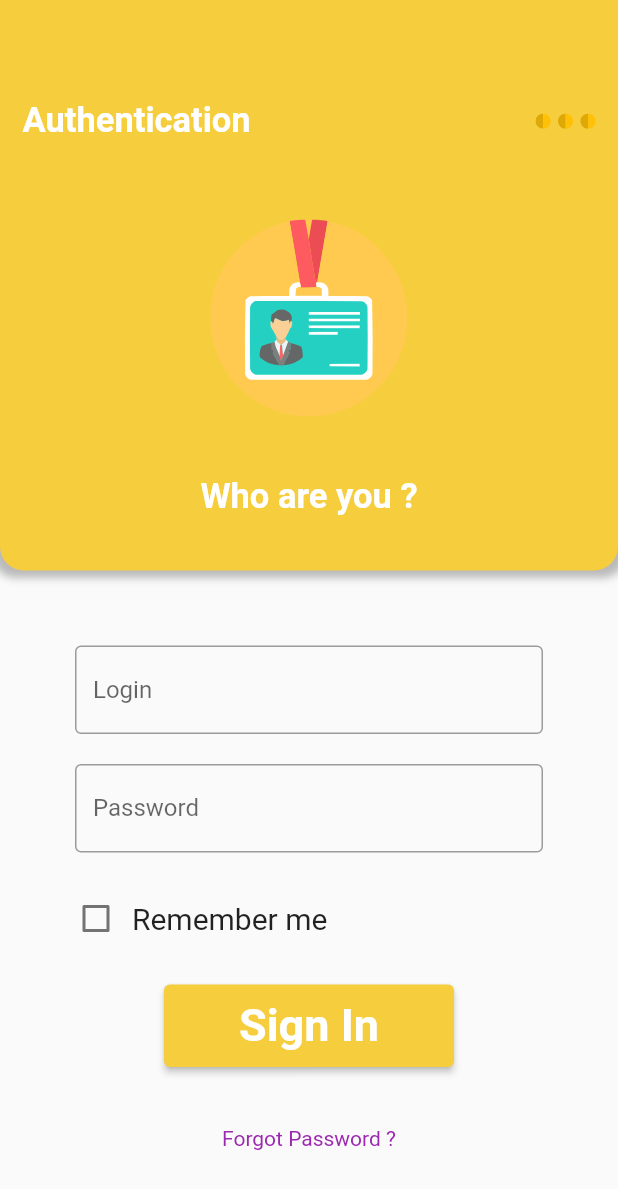
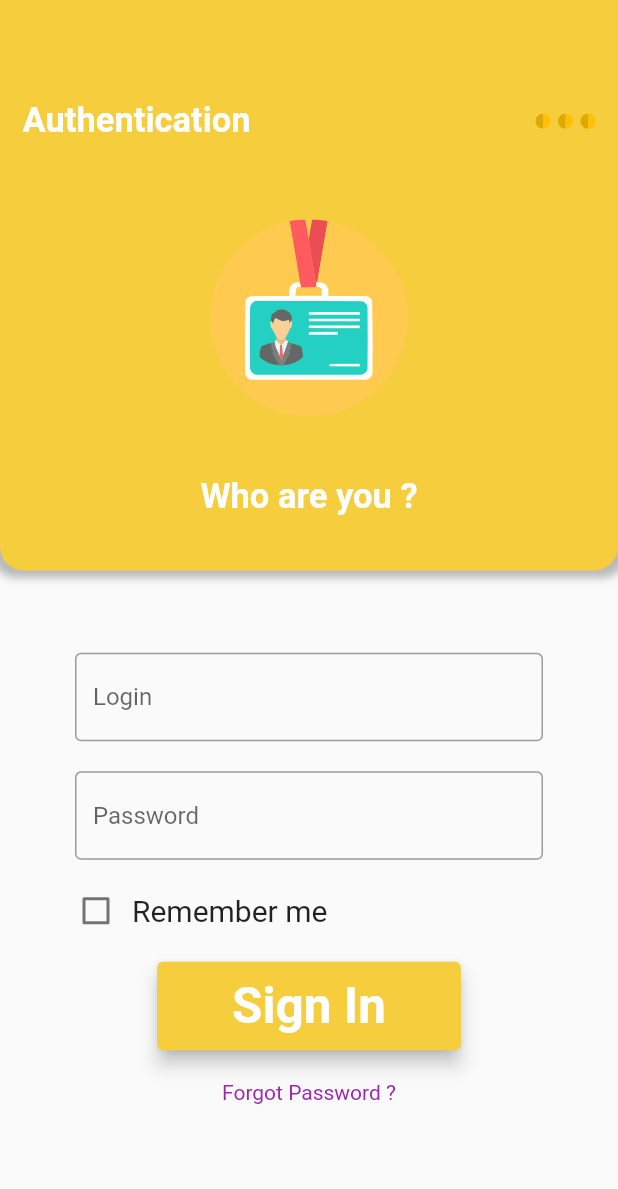
Before and after one commit to XPEHO/YAKI, a Flutter app: the screen it shows after launch, on a phone screen of 412 x 824 dp. Shown: the top 1189 px of the screen. Run offline on Flutter 3.47's test engine with Material 2 defaults, Android fonts, the phone set to English and light mode, and no system bars; our stand-ins replace dio, easy_localization, flutter_riverpod, flutter_svg, go_router, retrofit; missing offline and left inert: crypt; generated files the repository leaves out were written again.

Commit message:
Feat/authentication front (#40)
* feat(authentication): state of checkbox

* feat(authentication): make responsive with other device"

* feat(authentication): making form

* feat(authentication): responsive for other devices

* feat(authentication): generic button and input

* feat(authentication): doc for generic button

* feat(authentication): make responsive

* feat(authentication): doc for generic button

* feat(authentication): inputs works

* feat(authentication): states inputs works

* feat(authentication): make hash for password

* faet(authentication): login connection files

* feat(authentication): authentication works

* feat(authentication): authentication works

* feat(authentication): login works with back

* feat(authentication): logging works with back

* feat(authentication): authentication works with env

* Delete config.json

* feat(authentication): login works with env

---------

Co-authored-by: HAVEZ Maxime <havezmaxime@mbp-de-havez.home>

```diff
--- a/yaki_mobile/assets/translations/fr.json
+++ b/yaki_mobile/assets/translations/fr.json
@@ -6,6 +6,6 @@
   "inputPassword" : "Mot de passe",
   "hintPassword" : "Entrez votre mot de passe",
   "rememberMe" : "Se souvenir de moi",
-  "SignIn" : "Se connecter",
+  "signIn" : "Se connecter",
   "forgotPassword" : "Mot de passe oublié ?"
 }
--- a/yaki_mobile/lib/app.dart
+++ b/yaki_mobile/lib/app.dart
@@ -1,5 +1,6 @@
 import 'package:easy_localization/easy_localization.dart';
 import 'package:flutter/material.dart';
+import 'package:flutter_riverpod/flutter_riverpod.dart';
 import 'package:go_router/go_router.dart';
 
 import 'appRouter.dart';
@@ -11,7 +12,8 @@ class MyApp extends StatelessWidget {
   @override
   Widget build(BuildContext context) {
 
-    return MaterialApp.router(
+    return ProviderScope(
+      child: MaterialApp.router(
         locale: context.locale,
         supportedLocales: context.supportedLocales,
         localizationsDelegates: context.localizationDelegates,
@@ -20,6 +22,7 @@ class MyApp extends StatelessWidget {
           primarySwatch: Colors.blue,
         ),
         routerConfig: appRouter, // Referencing navigation router
+      ),
     );
 
 
--- a/yaki_mobile/lib/appRouter.dart
+++ b/yaki_mobile/lib/appRouter.dart
@@ -1,12 +1,17 @@
+
 import 'package:go_router/go_router.dart';
-import 'Authentification.dart';
+import 'package:yaki/presentation/ui/authentication/logger.dart';
+import 'package:yaki/presentation/ui/authentication/Authentication.dart';
 
 final GoRouter appRouter = GoRouter(
     routes: <GoRoute>[
       GoRoute(
         path: '/',
-        builder: (context, state) => const Authentification(),
-        routes: const [],
+        builder: (context, state) => Authentication(),
       ),
+      GoRoute(
+          path: '/login',
+          builder: (context, state) => logger(),
+      )
     ],
 );
--- /dev/null
+++ b/yaki_mobile/lib/presentation/state/providers/login_provider.dart
@@ -0,0 +1,30 @@
+import 'package:flutter_riverpod/flutter_riverpod.dart';
+import 'package:yaki/data/repositories/login_repository.dart';
+import 'package:yaki/data/sources/login_api.dart';
+import 'package:yaki/presentation/state/notifiers/login_notifier.dart';
+import 'package:dio/dio.dart';
+
+import 'package:yaki/data/models/login.dart';
+
+final dioProvider = Provider((ref) => Dio());
+
+final loginServiceProvider = Provider(
+  (ref) => LoginService(
+    ref.read(
+      dioProvider,
+    ),
+    baseUrl: const String.fromEnvironment('API_BASE_URL'),
+  ),
+);
+
+final loginRepositoryProvider = Provider<LoginRepository>(
+  (ref) => LoginRepository(ref.read(loginServiceProvider)),
+);
+
+final loginProvider = StateNotifierProvider<LoginNotifier, Login>(
+  (ref) => LoginNotifier(
+    ref.read(
+      loginRepositoryProvider,
+    ),
+  ),
+);
--- /dev/null
+++ b/yaki_mobile/lib/presentation/ui/authentication/Authentication.dart
@@ -0,0 +1,137 @@
+import 'package:flutter/material.dart';
+import 'package:flutter_riverpod/flutter_riverpod.dart';
+import 'package:yaki/presentation/state/providers/login_provider.dart';
+import 'package:yaki/presentation/ui/shared/views/ButtonApp.dart';
+import 'package:yaki/presentation/ui/shared/views/InputApp.dart';
+import 'package:yaki/presentation/ui/shared/views/Header.dart';
+import 'package:yaki/presentation/styles/HeaderTextStyle.dart';
+import 'package:easy_localization/easy_localization.dart';
+
+class Authentication extends ConsumerWidget {
+
+
+
+
+  Authentication({super.key});
+
+  final loginController = TextEditingController();
+  final passwordController = TextEditingController();
+
+  void onPressAuthent(WidgetRef ref, login, password) {
+    final providerlogin = ref.read(loginProvider);
+
+    ref
+        .read(loginProvider.notifier)
+        .changeLogin(login, password);
+  }
+
+
+
+  @override
+  Widget build(BuildContext context, WidgetRef ref) {
+    bool isChecked = false;
+
+    final providerlogin = ref.watch(loginProvider);
+
+    // Size of the device
+    var size = MediaQuery.of(context).size;
+
+    return Scaffold(
+      body: Column(
+        children: [
+          Expanded(
+            flex: 6,
+            child: Header(
+              pictoIcon: 'assets/images/dots.svg',
+              pictoPath: 'assets/images/authent.svg',
+              headerTitle: tr('headerTitle'),
+              headerHint: tr('headerHint'),
+            ),
+          ),
+          Expanded(
+            flex: 7,
+            child: Form(
+              child: SingleChildScrollView(
+                child: Column(
+                  children: <Widget>[
+                    Padding(
+                      padding: EdgeInsets.only(
+                          top: size.height / 15, right: 50, left: 50),
+                      child: InputApp(
+                        inputText: tr('inputLogin'),
+                        inputHint: tr('hintLogin'),
+                        password: false,
+                        controller: loginController,
+                      ),
+                    ),
+                    Padding(
+                      padding:
+                          const EdgeInsets.only(top: 20, right: 50, left: 50),
+                      child: InputApp(
+                        inputText: tr('inputPassword'),
+                        inputHint: tr('hintPassword'),
+                        password: true,
+                        controller: passwordController,
+                      ),
+                    ),
+                    Padding(
+                      padding: const EdgeInsets.only(left: 40, top: 10),
+                      child: Row(
+                        children: [
+                          Checkbox(
+                            value: isChecked,
+                            activeColor: HeaderColor.yellowApp,
+                            onChanged: (bool? value) {
+
+                            },
+                          ),
+                          Text(
+                            tr('rememberMe'),
+                            style: const TextStyle(
+                              fontSize: 20,
+                            ),
+                          ),
+                        ],
+                      ),
+                    ),
+                    Padding(
+                      padding: const EdgeInsets.only(top: 10),
+                      child: ElevatedButton(
+                        style:ElevatedButton.styleFrom(
+                          elevation: 5,
+                          backgroundColor: HeaderColor.yellowApp,
+                          textStyle: TextStyle(
+                            color: Colors.black,
+                            fontSize: size.height/25,
+                            fontWeight: FontWeight.w600,
+                          ),
+                          padding: const EdgeInsets.only(
+                            top: 10,
+                            bottom: 10,
+                            right: 50,
+                            left: 50,
+                          ),
+                        ),
+                        onPressed: () => onPressAuthent(ref, loginController.text, passwordController.text),
+                        child: Text(tr('signIn')),
+                      ),
+                    ),
+                    Padding(
+                      padding: const EdgeInsets.only(top: 20),
+                      child: Text(
+                        tr('forgotPassword'),
+                        style: const TextStyle(
+                          color: Colors.purple,
+                        ),
+                      ),
+                    ),
+                  ],
+                ),
+              ),
+            ),
+          ),
+        ],
+      ),
+    );
+  }
+}
--- a/yaki_mobile/lib/presentation/ui/shared/views/InputApp.dart
+++ b/yaki_mobile/lib/presentation/ui/shared/views/InputApp.dart
@@ -6,6 +6,7 @@ class InputApp extends StatefulWidget {
   final String inputText;
   final String inputHint;
   final bool password;
+  final TextEditingController controller;
 
   /// Generic input component with 3 args : <br>
   /// inputText (String): text in the input
@@ -16,7 +17,8 @@ class InputApp extends StatefulWidget {
                     super.key,
                     required this.inputText,
                     required this.inputHint,
-        required this.password
+                    required this.password,
+                    required this.controller,
                   }
                 );
 
@@ -27,20 +29,18 @@ class InputApp extends StatefulWidget {
 
 class _InputAppState extends State<InputApp> {
 
+  TextEditingController controller = TextEditingController();
+
   @override
   Widget build(BuildContext context) {
-    return TextFormField(
+    return TextField(
+      controller: widget.controller,
+
       obscureText: widget.password,
       decoration: InputDecoration(
         hintText: widget.inputText,
         border: const OutlineInputBorder(),
       ),
-      validator: (String? value) {
-        if (value == null || value.isEmpty) {
-          return widget.inputHint;
-        }
-        return null;
-      },
     );
   }
 
```
Also changed, not shown: yaki_mobile/lib/data/models/login.dart (added, +20 -0 lines), yaki_mobile/lib/data/repositories/login_repository.dart (added, +14 -0 lines), yaki_mobile/lib/data/sources/login_api.dart (added, +16 -0 lines), yaki_mobile/lib/presentation/state/login_state.dart (added, +9 -0 lines), yaki_mobile/lib/presentation/state/notifiers/login_notifier.dart (added, +25 -0 lines), yaki_mobile/lib/presentation/ui/authentication/logger.dart (added, +16 -0 lines), yaki_mobile/lib/presentation/ui/shared/views/ButtonApp.dart (+21 -9 lines), yaki_mobile/pubspec.yaml (+12 -0 lines), yaki_mobile/lib/data/models/login.g.dart (added), yaki_mobile/lib/data/sources/login_api.g.dart (added), yaki_mobile/pubspec.lock, 2 other files. Lines whose indentation alone changed are shown as unchanged.
